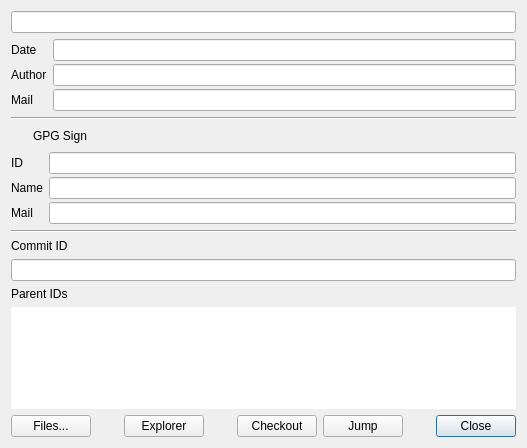
Qt form src/CommitPropertyDialog.ui (soramimi/Guitar) before a commit.
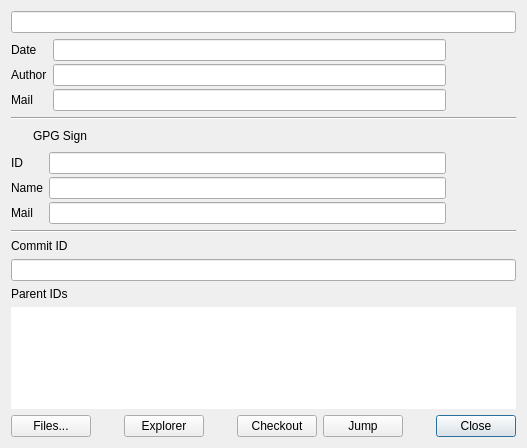
The same form after that commit. Icons and pictures are not drawn. Custom widgets are drawn as their Qt base class.

What changed in the file:
```diff
--- a/src/CommitPropertyDialog.ui
+++ b/src/CommitPropertyDialog.ui
@@ -13,7 +13,7 @@
   <property name="windowTitle">
    <string>Commit Property</string>
   </property>
-  <layout class="QVBoxLayout" name="verticalLayout">
+  <layout class="QVBoxLayout" name="verticalLayout_2">
    <item>
     <widget class="ReadOnlyLineEdit" name="lineEdit_description">
      <property name="font">
@@ -25,6 +25,8 @@
     </widget>
    </item>
    <item>
+    <layout class="QHBoxLayout" name="horizontalLayout_3">
+     <item>
     <layout class="QFormLayout" name="formLayout">
      <property name="fieldGrowthPolicy">
       <enum>QFormLayout::ExpandingFieldsGrow</enum>
@@ -68,6 +70,27 @@
     </layout>
    </item>
    <item>
+      <widget class="QLabel" name="label_user_avatar">
+       <property name="minimumSize">
+        <size>
+         <width>64</width>
+         <height>0</height>
+        </size>
+       </property>
+       <property name="maximumSize">
+        <size>
+         <width>64</width>
+         <height>16777215</height>
+        </size>
+       </property>
+       <property name="text">
+        <string/>
+       </property>
+      </widget>
+     </item>
+    </layout>
+   </item>
+   <item>
     <widget class="QFrame" name="frame_sign">
      <property name="frameShape">
       <enum>QFrame::NoFrame</enum>
@@ -75,7 +98,7 @@
      <property name="frameShadow">
       <enum>QFrame::Plain</enum>
      </property>
-     <layout class="QVBoxLayout" name="verticalLayout_2">
+     <layout class="QVBoxLayout" name="verticalLayout">
       <property name="leftMargin">
        <number>0</number>
       </property>
@@ -132,6 +155,8 @@
        </layout>
       </item>
       <item>
+       <layout class="QHBoxLayout" name="horizontalLayout_4">
+        <item>
        <layout class="QFormLayout" name="formLayout_2">
         <property name="verticalSpacing">
          <number>3</number>
@@ -165,6 +190,21 @@
         </item>
         <item row="2" column="1">
          <widget class="ReadOnlyLineEdit" name="lineEdit_sign_mail"/>
+          </item>
+         </layout>
+        </item>
+        <item>
+         <widget class="QLabel" name="label_sign_avatar">
+          <property name="minimumSize">
+           <size>
+            <width>64</width>
+            <height>0</height>
+           </size>
+          </property>
+          <property name="text">
+           <string/>
+          </property>
+         </widget>
         </item>
        </layout>
       </item>
```
Lines whose indentation alone changed are shown as unchanged.
